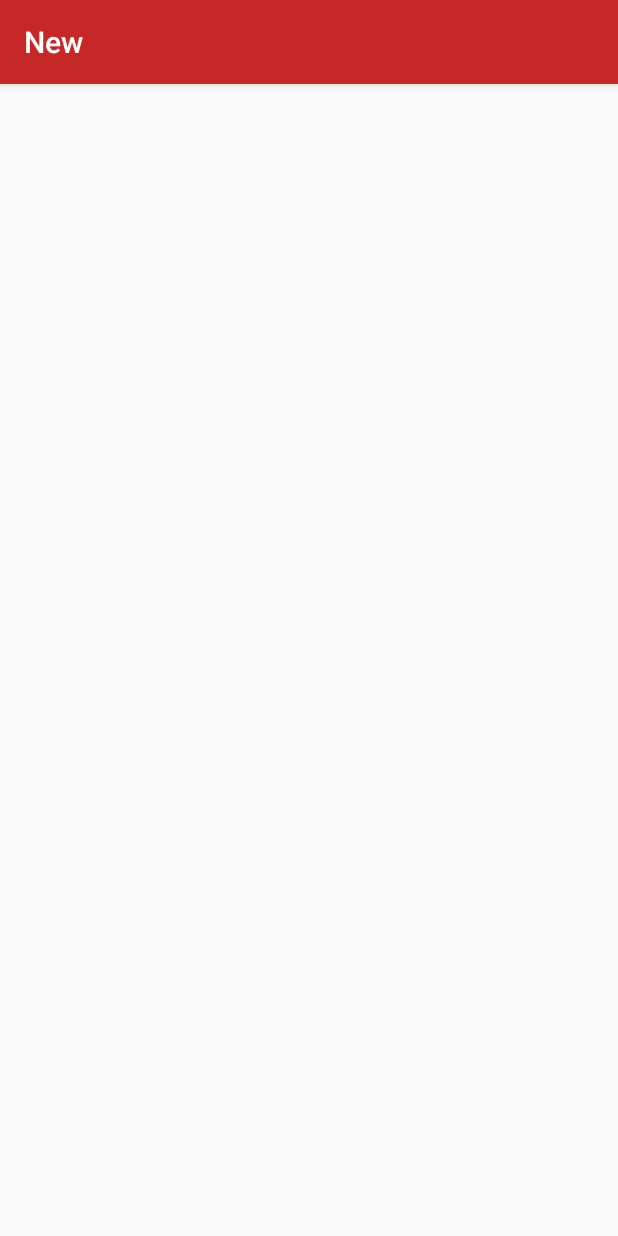
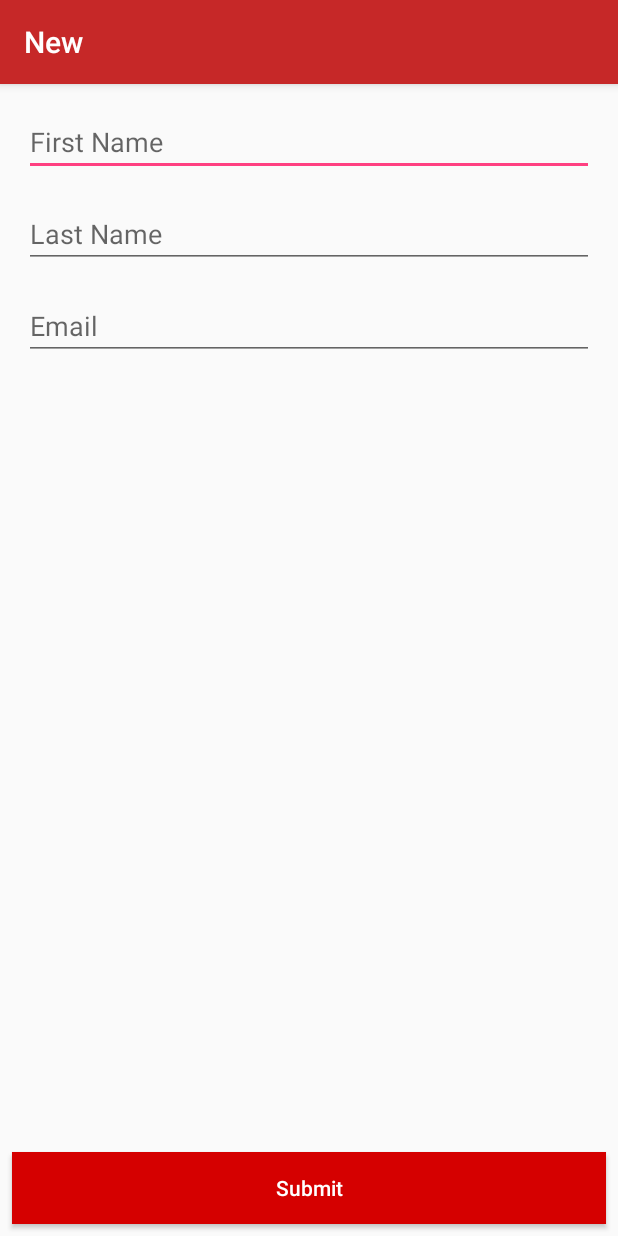
Before and after one commit to gredimano/FamousArtist, an Android app: the CreateListFormActivity screen opened directly, with no data from a screen before it, on a phone screen of 412 x 824 dp. Run offline under Robolectric (Android 15) with nearby library versions, the phone set to English and light mode, and no system bars.

Commit message:
Create user form.

```diff
--- a/app/src/main/java/com/redredimano/famousartist/CreateListFormActivity.kt
+++ b/app/src/main/java/com/redredimano/famousartist/CreateListFormActivity.kt
@@ -2,6 +2,9 @@ package com.redredimano.famousartist
 
 import android.support.v7.app.AppCompatActivity
 import android.os.Bundle
+import android.util.Log
+import android.view.View
+import kotlinx.android.synthetic.main.activity_create_list_form.*
 
 class CreateListFormActivity : AppCompatActivity() {
 
@@ -9,4 +12,10 @@ class CreateListFormActivity : AppCompatActivity() {
         super.onCreate(savedInstanceState)
         setContentView(R.layout.activity_create_list_form)
     }
+
+    fun submitButtonClicked(view: View) {
+        Log.i("CreateUser", "firstName: ${et_firstName.text}")
+        Log.i("CreateUser", "lastName: ${et_lastName.text}")
+        Log.i("CreateUser", "email: ${et_email.text}")
+    }
 }
--- a/app/src/main/res/layout/activity_create_list_form.xml
+++ b/app/src/main/res/layout/activity_create_list_form.xml
@@ -6,4 +6,69 @@
     android:layout_height="match_parent"
     tools:context="com.redredimano.famousartist.CreateListFormActivity">
 
+    <EditText
+        android:id="@+id/et_firstName"
+        android:layout_width="0dp"
+        android:layout_height="wrap_content"
+        android:layout_marginEnd="16dp"
+        android:layout_marginStart="16dp"
+        android:layout_marginTop="16dp"
+        android:ems="10"
+        android:hint="@string/first_name"
+        android:inputType="textPersonName"
+        android:textColor="@android:color/darker_gray"
+        app:layout_constraintEnd_toEndOf="parent"
+        app:layout_constraintStart_toStartOf="parent"
+        app:layout_constraintTop_toTopOf="parent"
+        tools:text="First Name" />
+
+    <EditText
+        android:id="@+id/et_lastName"
+        android:layout_width="0dp"
+        android:layout_height="wrap_content"
+        android:layout_marginEnd="16dp"
+        android:layout_marginStart="16dp"
+        android:layout_marginTop="16dp"
+        android:ems="10"
+        android:hint="@string/last_name"
+        android:inputType="textPersonName"
+        android:textColor="@android:color/darker_gray"
+        app:layout_constraintEnd_toEndOf="parent"
+        app:layout_constraintStart_toStartOf="parent"
+        app:layout_constraintTop_toBottomOf="@+id/et_firstName"
+        tools:text="Last Name" />
+
+    <EditText
+        android:id="@+id/et_email"
+        android:layout_width="0dp"
+        android:layout_height="wrap_content"
+        android:layout_marginEnd="16dp"
+        android:layout_marginStart="16dp"
+        android:layout_marginTop="16dp"
+        android:ems="10"
+        android:hint="@string/email"
+        android:inputType="textEmailAddress"
+        android:textColor="@android:color/darker_gray"
+        app:layout_constraintEnd_toEndOf="parent"
+        app:layout_constraintLeft_toLeftOf="parent"
+        app:layout_constraintRight_toRightOf="parent"
+        app:layout_constraintStart_toStartOf="parent"
+        app:layout_constraintTop_toBottomOf="@+id/et_lastName"
+        tools:text="Email" />
+
+    <Button
+        android:id="@+id/button"
+        android:layout_width="0dp"
+        android:layout_height="wrap_content"
+        android:layout_marginBottom="8dp"
+        android:layout_marginEnd="8dp"
+        android:layout_marginStart="8dp"
+        android:background="@color/colorPrimaryDark"
+        android:onClick="submitButtonClicked"
+        android:text="@string/submit"
+        android:textAllCaps="false"
+        android:textColor="@android:color/white"
+        app:layout_constraintBottom_toBottomOf="parent"
+        app:layout_constraintEnd_toEndOf="parent"
+        app:layout_constraintStart_toStartOf="parent" />
 </android.support.constraint.ConstraintLayout>
--- a/app/src/main/res/values/colors.xml
+++ b/app/src/main/res/values/colors.xml
@@ -1,6 +1,6 @@
 <?xml version="1.0" encoding="utf-8"?>
 <resources>
     <color name="colorPrimary">#c62828</color>
-    <color name="colorPrimaryDark">#D50000</color>
+    <color name="colorPrimaryDark">#d50000</color>
     <color name="colorAccent">#FF4081</color>
 </resources>
--- a/app/src/main/res/values/strings.xml
+++ b/app/src/main/res/values/strings.xml
@@ -1,4 +1,9 @@
 <resources>
     <string name="app_name">PaFamous</string>
     <string name="action_settings">Settings</string>
+    <string name="first_name">First Name</string>
+    <string name="last_name">Last Name</string>
+    <string name="email">Email</string>
+    <string name="submit">Submit</string>
+    <string name="add_famous">Add Famous:</string>
 </resources>
```
